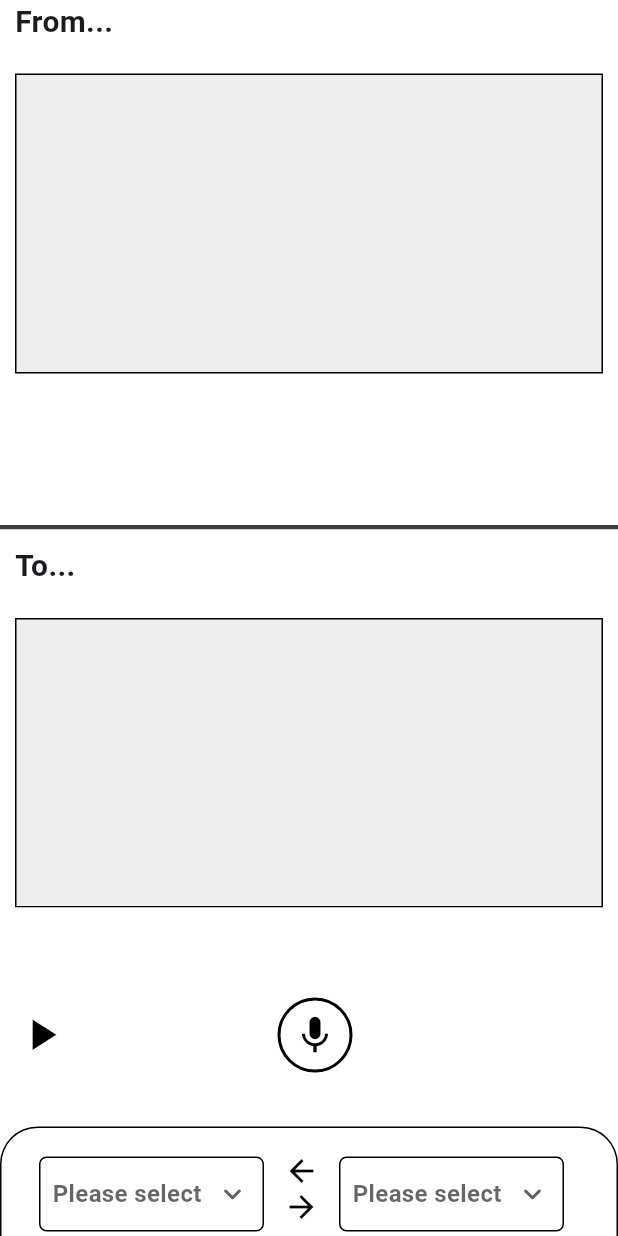
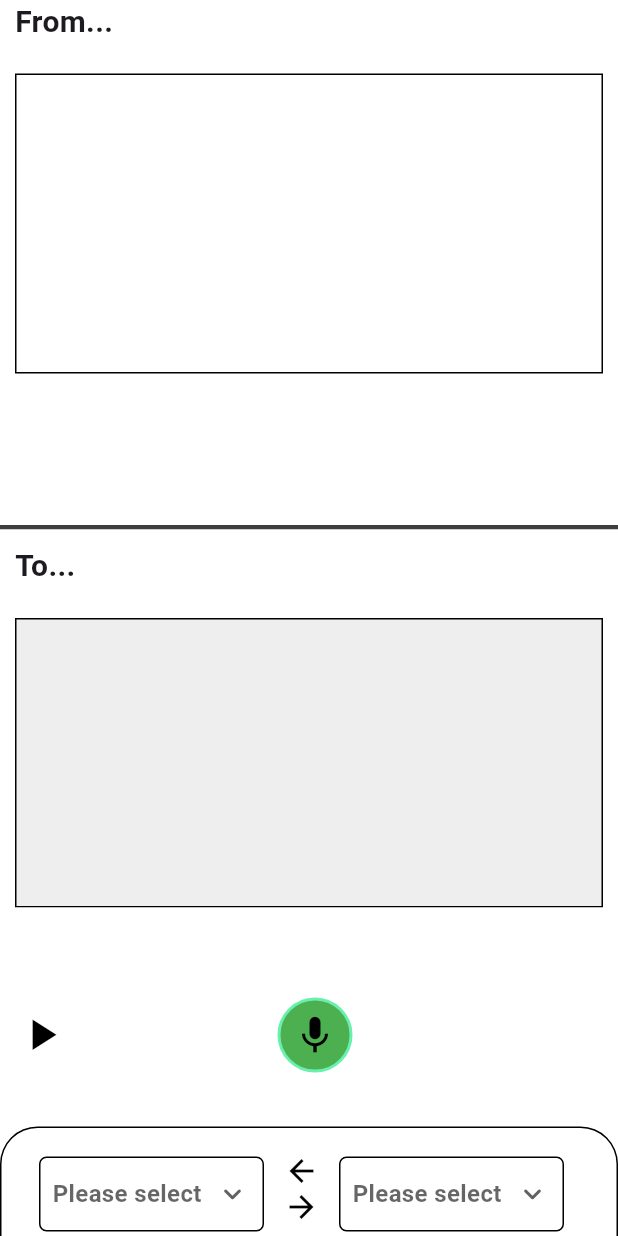
Before and after one commit to ckarterK/voice_translator, a Flutter app: the screen it shows after launch, after a tap on the "mic" icon, on a phone screen of 412 x 824 dp. Run offline on Flutter 3.47's test engine with Material 3 defaults, Android fonts, the phone set to English and light mode, and no system bars; our stand-ins replace googleapis_auth; missing offline and left inert: googleapis, record; Roboto replaces fonts that are missing (Readex Pro).

Commit message:
Add voice recording and transcription functionality
- Integrated Provider package to manage state for voice recording.
- Added VoiceRecorder class for handling audio recording and transcription.
- Implemented toggle functionality for starting and stopping recording.
- Transcription results are now displayed in the UI.
- Updated HomePage to reflect recording status and show transcriptions.
- Added necessary permissions checks and error handling for recording and transcription.

```diff
--- /dev/null
+++ b/lib/MicrophoneController.dart
@@ -0,0 +1,144 @@
+import 'dart:convert';
+import 'dart:io';
+
+import 'package:flutter/material.dart';
+import 'package:googleapis_auth/auth_io.dart';
+import 'package:record/record.dart';
+import 'package:path_provider/path_provider.dart';
+import 'package:googleapis/speech/v1.dart';
+import 'package:flutter/services.dart' show rootBundle;
+
+class VoiceRecorder extends ChangeNotifier {
+  final AudioRecorder _record = AudioRecorder();
+  bool _isRecording = false;
+  String _filePath = '';
+  String _transcription = '';
+
+  late final Future<ServiceAccountCredentials> _credentialsFuture;
+
+  VoiceRecorder() {
+    _credentialsFuture = _loadCredentials();
+    _checkPermission();
+  }
+
+  Future<ServiceAccountCredentials> _loadCredentials() async {
+    try {
+      final jsonString = await rootBundle.loadString('assets/optical-pillar-431812-k3-03311e42dbb2.json');
+      final credentials = ServiceAccountCredentials.fromJson(json.decode(jsonString));
+      return credentials;
+    } catch (e) {
+      debugPrint('Error loading credentials: $e');
+      rethrow;
+    }
+  }
+
+  Future<void> _checkPermission() async {
+    try {
+      bool hasPermission = await _record.hasPermission();
+      if (!hasPermission) {
+        debugPrint('Microphone permission denied');
+      }
+    } catch (e) {
+      debugPrint('Error checking microphone permission: $e');
+    }
+  }
+
+  Future<void> toggleRecording() async {
+    try {
+      if (_isRecording) {
+        final filePath = await _record.stop();
+        if (filePath != null) {
+          _filePath = filePath;
+          debugPrint('Recording stopped, saved to: $_filePath');
+          await _transcribeAudio();
+        } else {
+          debugPrint('Failed to stop recording');
+        }
+      } else {
+        if (await _record.hasPermission()) {
+          Directory appDocDir = await getApplicationDocumentsDirectory();
+          String appDocPath = appDocDir.path;
+          String path = '$appDocPath/audio_record.wav'; // Ensure file extension matches the encoding
+
+          await _record.start(
+            const RecordConfig(
+              encoder: AudioEncoder.wav, // Make sure this matches your recording format
+              sampleRate: 16000,
+              numChannels: 1, // Adjust according to your recording settings
+            ),
+            path: path,
+          );
+          debugPrint('Recording started');
+        } else {
+          debugPrint('Permission denied, cannot start recording');
+        }
+      }
+
+      _isRecording = !_isRecording;
+      notifyListeners(); // Use notifyListeners to update listeners instead of setState
+    } catch (e) {
+      debugPrint('Error during recording: $e');
+    }
+  }
+
+  Future<void> _transcribeAudio() async {
+    try {
+      final credentials = await _credentialsFuture;
+      final authClient = await clientViaServiceAccount(credentials, [SpeechApi.cloudPlatformScope]);
+      final api = SpeechApi(authClient);
+
+      final file = File(_filePath);
+      if (!await file.exists()) {
+        debugPrint('Audio file does not exist at: $_filePath');
+        return;
+      }
+
+      final audioBytes = file.readAsBytesSync();
+      final base64String = base64Encode(audioBytes);
+      debugPrint("Encoded audio: $base64String");
+
+      final request = RecognitionAudio.fromJson({
+        'content': base64String, // Correct base64 encoding used here
+      });
+
+      final config = RecognitionConfig(
+        encoding: 'LINEAR16', // Ensure this matches your file format
+        languageCode: 'en-US',
+      );
+
+      final response = await api.speech.recognize(
+        RecognizeRequest(
+          config: config,
+          audio: request,
+        ),
+      );
+
+      if (response.results != null && response.results!.isNotEmpty) {
+        debugPrint('Response: ${response.toJson()}');
+        response.results!.forEach((result) {
+          result.alternatives!.forEach((alternative) {
+            debugPrint('Alternative transcript: ${alternative.transcript}');
+          });
+        });
+        final transcript = response.results!
+            .map((result) => result.alternatives!.first.transcript)
+            .join(' ');
+        _transcription = transcript;
+        notifyListeners(); // Notify listeners of state change
+        debugPrint('Transcription: $_transcription');
+      } else {
+        debugPrint('No transcription result or empty response');
+      }
+    } catch (e) {
+      debugPrint('Error during transcription: $e');
+    }
+  }
+
+  String get transcription => _transcription; // Add getter for transcription
+
+  @override
+  void dispose() {
+    _record.dispose(); // Clean up resources if necessary
+    super.dispose();
+  }
+}
--- a/lib/main.dart
+++ b/lib/main.dart
@@ -1,7 +1,14 @@
 import 'package:flutter/material.dart';
+import 'package:provider/provider.dart';
+import 'MicrophoneController.dart'; // Ensure this import is correct
 
 void main() {
-  runApp(const MainApp());
+  runApp(
+    ChangeNotifierProvider(
+      create: (context) => VoiceRecorder(),
+      child: const MainApp(),
+    ),
+  );
 }
 
 class MainApp extends StatelessWidget {
@@ -20,8 +27,8 @@ class MainApp extends StatelessWidget {
             fontWeight: FontWeight.bold,
           ),
         ),
-      ),debugShowCheckedModeBanner: false,
-
+      ),
+      debugShowCheckedModeBanner: false,
     );
   }
 }
@@ -34,17 +41,15 @@ class HomePage extends StatefulWidget {
 }
 
 class _HomePageState extends State<HomePage> {
-  final GlobalKey<ScaffoldState> scaffoldKey = GlobalKey<ScaffoldState>();
-
   String? dropDownValue1;
   String? dropDownValue2;
 
   @override
   Widget build(BuildContext context) {
-    final theme = Theme.of(context);
+    final voiceRecorder = Provider.of<VoiceRecorder>(context);
+
     return Scaffold(
-      key: scaffoldKey,
-      backgroundColor: theme.primaryColor,
+      backgroundColor: Theme.of(context).primaryColor,
       body: SafeArea(
         child: Container(
           width: 416.0,
@@ -69,26 +74,25 @@ class _HomePageState extends State<HomePage> {
                       Align(
                         alignment: const AlignmentDirectional(-1.0, -1.0),
                         child: Padding(
-                          padding: const EdgeInsetsDirectional.fromSTEB(
-                              10.0, 0.0, 0.0, 20.0),
+                          padding: const EdgeInsetsDirectional.fromSTEB(10.0, 0.0, 0.0, 20.0),
                           child: Text(
                             'From...',
-                            style: theme.textTheme.bodyMedium,
+                            style: Theme.of(context).textTheme.bodyMedium,
                           ),
                         ),
                       ),
                       Padding(
-                        padding: const EdgeInsetsDirectional.fromSTEB(
-                            10.0, 0.0, 10.0, 0.0),
+                        padding: const EdgeInsetsDirectional.fromSTEB(10.0, 0.0, 10.0, 0.0),
                         child: Container(
                           width: 412.0,
                           height: 200.0,
                           decoration: BoxDecoration(
-                            color: Colors.grey[200],
+                            color: Colors.white,
                             border: Border.all(
                               width: 1.0,
                             ),
                           ),
+                          child: Text(voiceRecorder.transcription), // Use the getter for transcription
                         ),
                       ),
                     ],
@@ -114,17 +118,15 @@ class _HomePageState extends State<HomePage> {
                     Align(
                       alignment: const AlignmentDirectional(-1.0, -1.0),
                       child: Padding(
-                        padding: const EdgeInsetsDirectional.fromSTEB(
-                            10.0, 10.0, 0.0, 20.0),
+                        padding: const EdgeInsetsDirectional.fromSTEB(10.0, 10.0, 0.0, 20.0),
                         child: Text(
                           'To...',
-                          style: theme.textTheme.bodyMedium,
+                          style: Theme.of(context).textTheme.bodyMedium,
                         ),
                       ),
                     ),
                     Padding(
-                      padding: const EdgeInsetsDirectional.fromSTEB(
-                          10.0, 0.0, 10.0, 0.0),
+                      padding: const EdgeInsetsDirectional.fromSTEB(10.0, 0.0, 10.0, 0.0),
                       child: Container(
                         width: 403.0,
                         height: 193.0,
@@ -146,8 +148,7 @@ class _HomePageState extends State<HomePage> {
                         mainAxisSize: MainAxisSize.max,
                         children: [
                           Padding(
-                            padding: const EdgeInsetsDirectional.fromSTEB(
-                                0.0, 60.0, 0.0, 36.0),
+                            padding: const EdgeInsetsDirectional.fromSTEB(0.0, 60.0, 0.0, 36.0),
                             child: Container(
                               width: 423.0,
                               height: 50.0,
@@ -158,33 +159,37 @@ class _HomePageState extends State<HomePage> {
                                 mainAxisSize: MainAxisSize.max,
                                 children: [
                                   const Padding(
-                                    padding: EdgeInsetsDirectional.fromSTEB(
-                                        10.0, 0.0, 140.0, 0.0),
+                                    padding: EdgeInsetsDirectional.fromSTEB(10.0, 0.0, 140.0, 0.0),
                                     child: Icon(
                                       Icons.play_arrow,
                                       color: Colors.black,
                                       size: 35.0,
                                     ),
                                   ),
-                                  Container(
+                                  GestureDetector(
+                                    onTap: () {
+                                      voiceRecorder.toggleRecording();
+                                      print('Microphone icon pressed ...');
+                                    },
+                                    child: AnimatedContainer(
                                       width: 50.0,
                                       height: 50.0,
+                                      duration: const Duration(milliseconds: 500),
                                       decoration: BoxDecoration(
+                                        color: Colors.green,
                                         shape: BoxShape.circle,
                                         border: Border.all(
-                                        color: Colors.black,
+                                          color: Colors.greenAccent,
                                           width: 2.0,
                                         ),
                                       ),
-                                    child: IconButton(
-                                      icon: const Icon(
+                                      child: const Center(
+                                        child: Icon(
                                           Icons.mic,
                                           color: Colors.black,
                                           size: 30.0,
                                         ),
-                                      onPressed: () {
-                                        print('IconButton pressed ...');
-                                      },
+                                      ),
                                     ),
                                   ),
                                 ],
@@ -210,8 +215,7 @@ class _HomePageState extends State<HomePage> {
                                 Container(
                                   width: 150.0,
                                   height: 50.0,
-                                  margin: const EdgeInsetsDirectional.fromSTEB(
-                                      25.0, 0.0, 0.0, 0.0),
+                                  margin: const EdgeInsetsDirectional.fromSTEB(25.0, 0.0, 0.0, 0.0),
                                   padding: const EdgeInsets.symmetric(horizontal: 8.0),
                                   decoration: BoxDecoration(
                                     color: Colors.white,
@@ -222,14 +226,13 @@ class _HomePageState extends State<HomePage> {
                                     value: dropDownValue1,
                                     isExpanded: true,
                                     underline: Container(),
-                                    items: ['Option 1', 'Option 2', 'Option 3']
-                                        .map((String value) {
+                                    items: ['Option 1', 'Option 2', 'Option 3'].map((String value) {
                                       return DropdownMenuItem<String>(
                                         value: value,
                                         child: Text(
                                           value,
                                           style: const TextStyle(
-                                            fontSize: 16.0, // Smaller font size
+                                            fontSize: 16.0,
                                           ),
                                         ),
                                       );
@@ -237,7 +240,7 @@ class _HomePageState extends State<HomePage> {
                                     hint: const Text(
                                       'Please select',
                                       style: TextStyle(
-                                        fontSize: 16.0, // Smaller font size
+                                        fontSize: 16.0,
                                       ),
                                     ),
                                     onChanged: (val) {
@@ -245,7 +248,7 @@ class _HomePageState extends State<HomePage> {
                                         dropDownValue1 = val;
                                       });
                                     },
-                                    style: theme.textTheme.bodyMedium,
+                                    style: Theme.of(context).textTheme.bodyMedium,
                                     dropdownColor: Colors.white,
                                     icon: const Icon(Icons.keyboard_arrow_down_rounded),
                                   ),
@@ -275,8 +278,7 @@ class _HomePageState extends State<HomePage> {
                                 Container(
                                   width: 150.0,
                                   height: 50.0,
-                                  margin: const EdgeInsetsDirectional.fromSTEB(
-                                      0.0, 0.0, 10.0, 0.0),
+                                  margin: const EdgeInsetsDirectional.fromSTEB(0.0, 0.0, 10.0, 0.0),
                                   padding: const EdgeInsets.symmetric(horizontal: 8.0),
                                   decoration: BoxDecoration(
                                     color: Colors.white,
@@ -287,14 +289,13 @@ class _HomePageState extends State<HomePage> {
                                     value: dropDownValue2,
                                     isExpanded: true,
                                     underline: Container(),
-                                    items: ['Option 1', 'Option 2', 'Option 3']
-                                        .map((String value) {
+                                    items: ['Option 1', 'Option 2', 'Option 3'].map((String value) {
                                       return DropdownMenuItem<String>(
                                         value: value,
                                         child: Text(
                                           value,
                                           style: const TextStyle(
-                                            fontSize: 16.0, // Smaller font size
+                                            fontSize: 16.0,
                                           ),
                                         ),
                                       );
@@ -302,7 +303,7 @@ class _HomePageState extends State<HomePage> {
                                     hint: const Text(
                                       'Please select',
                                       style: TextStyle(
-                                        fontSize: 16.0, // Smaller font size
+                                        fontSize: 16.0,
                                       ),
                                     ),
                                     onChanged: (val) {
@@ -310,7 +311,7 @@ class _HomePageState extends State<HomePage> {
                                         dropDownValue2 = val;
                                       });
                                     },
-                                    style: theme.textTheme.bodyMedium,
+                                    style: Theme.of(context).textTheme.bodyMedium,
                                     dropdownColor: Colors.white,
                                     icon: const Icon(Icons.keyboard_arrow_down_rounded),
                                   ),
```
Also changed, not shown: pubspec.yaml (+11 -0 lines), pubspec.lock, 6 other files. Lines whose indentation alone changed are shown as unchanged.
